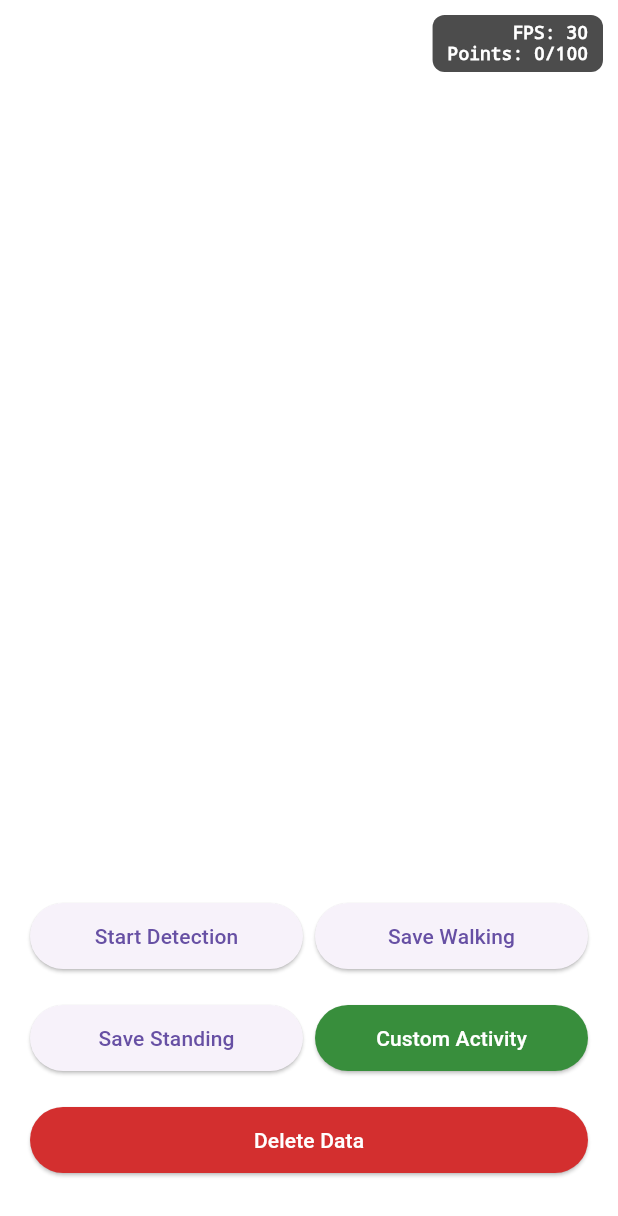
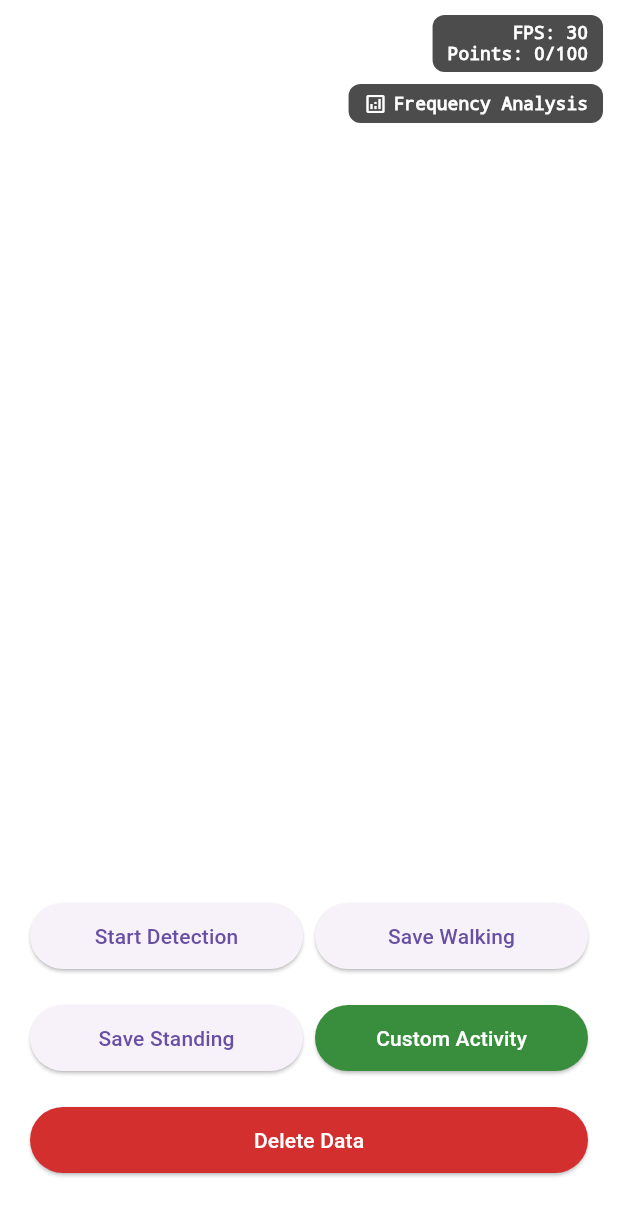
Before and after one commit to IoT-gamer/flutter_face_tracking_excercise_app, a Flutter app: the screen it shows after launch, on a phone screen of 412 x 824 dp. Shown: the top 1216 px of the screen. Run offline on Flutter 3.47's test engine with Material 3 defaults, Android fonts, the phone set to English and light mode, and no system bars; our stand-ins replace bloc, camera, equatable, flutter_bloc, wakelock_plus; missing offline and left inert: circular_buffer, fftea, google_mlkit_face_detection, integral_isolates, tflite_flutter.

Commit message:
Add real-time frequency analysis for face tracking movements
This commit adds FFT (Fast Fourier Transform) analysis of face movements to detect and visualize movement patterns. Key additions:

- Added FFTService class to compute frequency analysis of face movement data
- Created FrequencyBarChartWidget to visualize dominant movement frequency and spectrum
- Integrated frequency analysis into FaceDetectionCubit with periodic calculations
- Updated UI with frequency meter showing Hz and equivalent steps/minute
- Added toggle button for frequency visualization in the UI
- Ensured outlier filtering runs before FFT to improve accuracy
- Updated README with documentation of the new frequency analysis feature

The frequency analysis allows real-time measurement of walking cadence and rhythmic movement patterns, displayed in both Hz and steps per minute, with a visual frequency spectrum. This feature is especially useful for tracking walking/running speed and analyzing exercise patterns.

```diff
--- a/lib/cubit/face_detection_state.dart
+++ b/lib/cubit/face_detection_state.dart
@@ -23,6 +23,12 @@ class FaceDetectionState extends Equatable {
   final int currentOutliers; // Outliers in current frame
   final double outlierPercentage; // Overall percentage of outliers
   final bool showOutlierVisualization;
+  // FFT-related fields
+  final double dominantFrequency;
+  final double maxAmplitude;
+  final List<double> frequencies;
+  final List<double> amplitudes;
+  final bool showFrequencyChart;
 
   const FaceDetectionState({
     this.cameraController,
@@ -44,6 +50,11 @@ class FaceDetectionState extends Equatable {
     required this.currentOutliers,
     required this.outlierPercentage,
     required this.showOutlierVisualization,
+    required this.dominantFrequency,
+    required this.maxAmplitude,
+    required this.frequencies,
+    required this.amplitudes,
+    required this.showFrequencyChart,
   });
 
   factory FaceDetectionState.initial() {
@@ -67,6 +78,11 @@ class FaceDetectionState extends Equatable {
       currentOutliers: 0,
       outlierPercentage: 0.0,
       showOutlierVisualization: false,
+      dominantFrequency: 0.0,
+      maxAmplitude: 0.0,
+      frequencies: const [],
+      amplitudes: const [],
+      showFrequencyChart: false,
     );
   }
 
@@ -91,6 +107,11 @@ class FaceDetectionState extends Equatable {
     currentOutliers,
     outlierPercentage,
     showOutlierVisualization,
+    dominantFrequency,
+    maxAmplitude,
+    frequencies,
+    amplitudes,
+    showFrequencyChart,
   ];
 
   @override
@@ -116,6 +137,11 @@ class FaceDetectionState extends Equatable {
     int? currentOutliers,
     double? outlierPercentage,
     bool? showOutlierVisualization,
+    double? dominantFrequency,
+    double? maxAmplitude,
+    List<double>? frequencies,
+    List<double>? amplitudes,
+    bool? showFrequencyChart,
   }) {
     return FaceDetectionState(
       cameraController: cameraController ?? this.cameraController,
@@ -139,6 +165,11 @@ class FaceDetectionState extends Equatable {
       outlierPercentage: outlierPercentage ?? this.outlierPercentage,
       showOutlierVisualization:
           showOutlierVisualization ?? this.showOutlierVisualization,
+      dominantFrequency: dominantFrequency ?? this.dominantFrequency,
+      maxAmplitude: maxAmplitude ?? this.maxAmplitude,
+      frequencies: frequencies ?? this.frequencies,
+      amplitudes: amplitudes ?? this.amplitudes,
+      showFrequencyChart: showFrequencyChart ?? this.showFrequencyChart,
     );
   }
 }
--- a/lib/screens/face_tracking_screen.dart
+++ b/lib/screens/face_tracking_screen.dart
@@ -7,6 +7,7 @@ import '../cubit/face_detection_cubit.dart';
 import '../device/mlkit_face_camera_repository.dart';
 import '../services/model_service.dart';
 import '../widgets/dot_painter.dart';
+import '../widgets/frequency_bar_chart_widget.dart';
 import '../widgets/metadata_indicator_widget.dart';
 import '../widgets/model_results_widget.dart';
 import '../widgets/outlier_visualization_widget.dart';
@@ -49,6 +50,7 @@ class _HomePageState extends State<HomePage> {
   @override
   void dispose() {
     _customActivityController.dispose();
+    context.read<FaceDetectionCubit>().cleanUp();
     super.dispose();
   }
 
@@ -117,6 +119,20 @@ class _HomePageState extends State<HomePage> {
                   ),
                 ),
 
+              // Frequency Bar Chart - placed near the bottom but above buttons
+              Positioned(
+                bottom: 200, // Position above the button panel
+                left: 0,
+                right: 0,
+                child: FrequencyBarChartWidget(
+                  dominantFrequency: state.dominantFrequency,
+                  maxAmplitude: state.maxAmplitude,
+                  frequencies: state.frequencies,
+                  amplitudes: state.amplitudes,
+                  isVisible: state.showFrequencyChart,
+                ),
+              ),
+
               // Status message display
               if (state.statusMessage.isNotEmpty)
                 Positioned(
@@ -163,7 +179,7 @@ class _HomePageState extends State<HomePage> {
                   ),
                 ),
 
-              // Metadata indicator with outlier stats
+              // Metadata indicator with outlier stats and frequency toggle
               Positioned(
                 top: 10,
                 right: 10,
@@ -219,6 +235,49 @@ class _HomePageState extends State<HomePage> {
                           ),
                         ),
                       ),
+                    // Frequency chart toggle button
+                    Padding(
+                      padding: const EdgeInsets.only(top: 8.0),
+                      child: GestureDetector(
+                        onTap: () {
+                          faceDetectionCubit.toggleFrequencyChart();
+                        },
+                        child: Container(
+                          padding: const EdgeInsets.symmetric(
+                            vertical: 5,
+                            horizontal: 10,
+                          ),
+                          decoration: BoxDecoration(
+                            color:
+                                state.showFrequencyChart
+                                    ? Colors.blue.withOpacity(0.7)
+                                    : Colors.black.withOpacity(0.7),
+                            borderRadius: BorderRadius.circular(8),
+                          ),
+                          child: Row(
+                            mainAxisSize: MainAxisSize.min,
+                            children: [
+                              Icon(
+                                state.showFrequencyChart
+                                    ? Icons.analytics
+                                    : Icons.analytics_outlined,
+                                color: Colors.white,
+                                size: 16,
+                              ),
+                              const SizedBox(width: 4),
+                              Text(
+                                'Frequency Analysis',
+                                style: const TextStyle(
+                                  color: Colors.white,
+                                  fontSize: 12,
+                                  decoration: TextDecoration.none,
+                                ),
+                              ),
+                            ],
+                          ),
+                        ),
+                      ),
+                    ),
                   ],
                 ),
               ),
--- a/pubspec.yaml
+++ b/pubspec.yaml
@@ -46,6 +46,7 @@ dependencies:
   intl: 0.20.2
   circular_buffer: 0.12.0
   tflite_flutter: 0.11.0
+  fftea: 1.5.0+1
 
 dev_dependencies:
   flutter_test:
```
Also changed, not shown: lib/cubit/face_detection_cubit.dart (+80 -0 lines), lib/services/fft_service.dart (added, +133 -0 lines), lib/widgets/frequency_bar_chart_widget.dart (added, +273 -0 lines), pubspec.lock, 1 other file.
